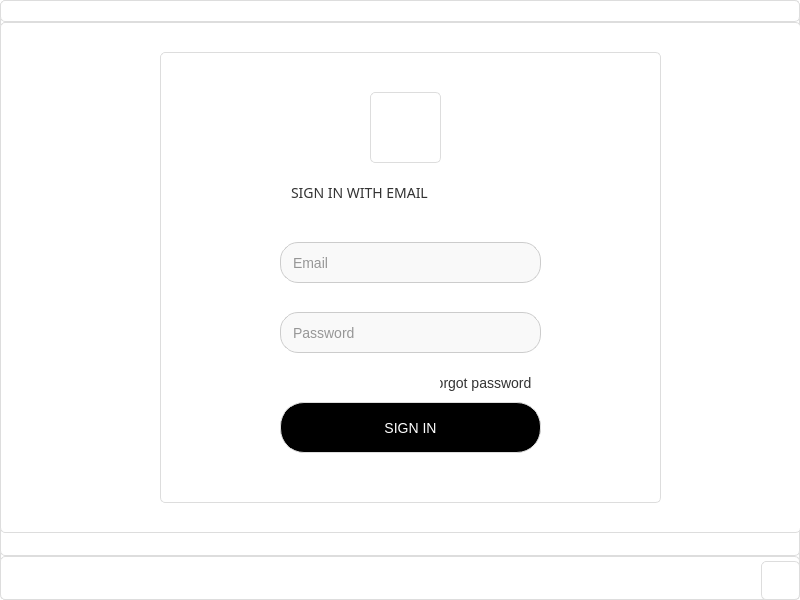
This is ui/login.ui in Huynnamko/python-app as Qt 5 draws it before an edit. The edited form follows.
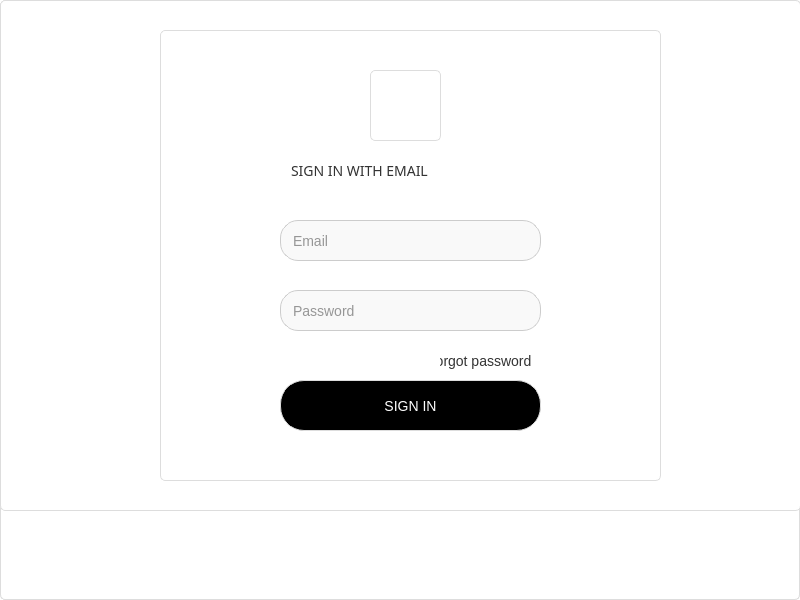
This is the edited form. Icons and pictures are not drawn.

Patch:
```diff
--- a/ui/login.ui
+++ b/ui/login.ui
@@ -219,17 +219,6 @@
     </widget>
    </widget>
   </widget>
-  <widget class="QMenuBar" name="menubar">
-   <property name="geometry">
-    <rect>
-     <x>0</x>
-     <y>0</y>
-     <width>800</width>
-     <height>47</height>
-    </rect>
-   </property>
-  </widget>
-  <widget class="QStatusBar" name="statusbar"/>
  </widget>
  <resources/>
  <connections/>
```
